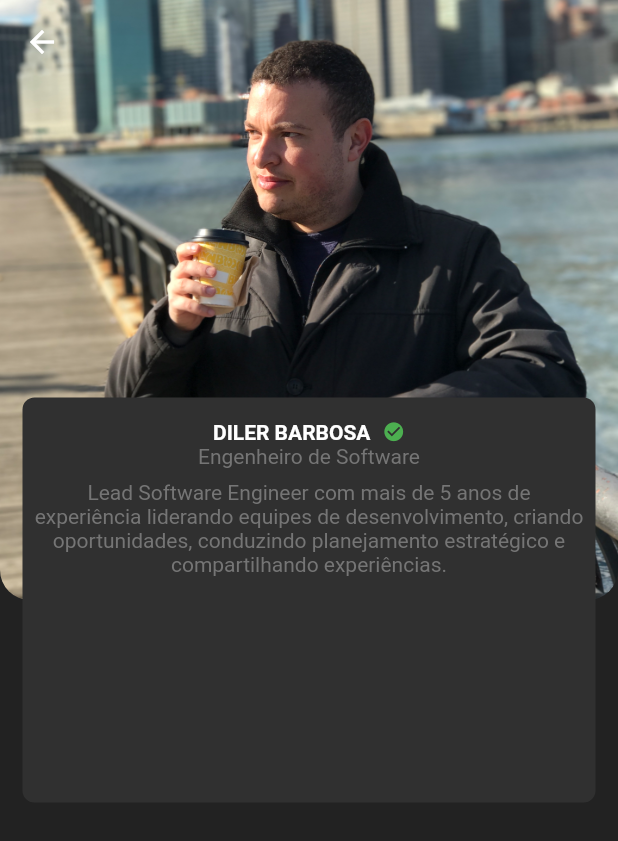
After one commit to dbarbos/bo_challenge, a Flutter app: the AboutScreen screen opened directly, on a phone screen of 412 x 824 dp. The commit adds this screen. Shown: the top 841 px of the screen. Run offline on Flutter 3.47's test engine with Material 2 defaults, Android fonts, the light colour scheme and no system bars; our stand-ins replace adaptive_dialog, flutter_mobx, google_fonts, material_design_icons_flutter, mobx, rflutter_alert; generated files the repository leaves out were written again.

Commit message:
created profile screen

```diff
--- /dev/null
+++ b/lib/screens/about/about_screen.dart
@@ -0,0 +1,100 @@
+import 'package:flutter/material.dart';
+
+class AboutScreen extends StatefulWidget {
+  @override
+  _AboutScreenState createState() => _AboutScreenState();
+}
+
+class _AboutScreenState extends State<AboutScreen> {
+  @override
+  Widget build(BuildContext context) {
+    return Scaffold(
+      appBar: AppBar(
+        backgroundColor: Colors.transparent,
+        iconTheme: IconThemeData(
+          color: Colors.white,
+        ),
+        elevation: 0,
+      ),
+      extendBodyBehindAppBar: true,
+      backgroundColor: Colors.black87,
+      body: Container(
+        width: double.infinity,
+        height: double.infinity,
+        child: SingleChildScrollView(
+          child: Stack(
+            children: [
+              ClipRRect(
+                borderRadius: BorderRadius.only(
+                  bottomLeft: Radius.circular(20),
+                  bottomRight: Radius.circular(20),
+                ),
+                child: Image.asset(
+                  "assets/about/profile.JPG",
+                  width: double.infinity,
+                  height: 400,
+                  fit: BoxFit.cover,
+                  gaplessPlayback: true,
+                ),
+              ),
+              Column(
+                children: [
+                  SizedBox(
+                    height: 250,
+                  ),
+                  Container(
+                    width: double.infinity,
+                    height: 300,
+                    padding: const EdgeInsets.all(15),
+                    child: Container(
+                      decoration: BoxDecoration(
+                          borderRadius: BorderRadius.circular(8),
+                          color: Colors.grey[850]),
+                      child: Column(
+                        children: [
+                          Padding(
+                            padding: const EdgeInsets.only(top: 15),
+                            child: Row(
+                              mainAxisAlignment: MainAxisAlignment.center,
+                              children: [
+                                Text(
+                                  "DILER BARBOSA",
+                                  style: TextStyle(
+                                    color: Colors.white,
+                                    fontWeight: FontWeight.bold,
+                                  ),
+                                ),
+                                SizedBox(width: 8),
+                                Icon(
+                                  Icons.check_circle,
+                                  color: Colors.green,
+                                  size: 15,
+                                )
+                              ],
+                            ),
+                          ),
+                          Text(
+                            "Engenheiro de Software",
+                            style: TextStyle(color: Colors.grey[600]),
+                          ),
+                          Padding(
+                            padding: const EdgeInsets.all(8.0),
+                            child: Text(
+                              "Lead Software Engineer com mais de 5 anos de experiência liderando equipes de desenvolvimento, criando oportunidades, conduzindo planejamento estratégico e compartilhando experiências.",
+                              style: TextStyle(color: Colors.grey[600]),
+                              textAlign: TextAlign.center,
+                            ),
+                          ),
+                        ],
+                      ),
+                    ),
+                  )
+                ],
+              ),
+            ],
+          ),
+        ),
+      ),
+    );
+  }
+}
--- a/lib/screens/main_tab/main_tab_screen.dart
+++ b/lib/screens/main_tab/main_tab_screen.dart
@@ -1,4 +1,5 @@
 import 'dart:async';
+import 'package:boti_challenge/screens/about/about_screen.dart';
 import 'package:boti_challenge/screens/home/home_screen.dart';
 import 'package:boti_challenge/screens/mural_screen/mural_screen.dart';
 import 'package:flutter/material.dart';
@@ -25,7 +26,7 @@ class _MainTabScreenState extends State<MainTabScreen>
     return [
       HomeScreen(),
       MuralScreen(),
-      Container(),
+      AboutScreen(),
     ];
   }
 
--- a/pubspec.yaml
+++ b/pubspec.yaml
@@ -59,6 +59,7 @@ flutter:
   assets:
     - assets/images/
     - assets/avatars/
+    - assets/about/
   #   - images/a_dot_ham.jpeg
 
   # An image asset can refer to one or more resolution-specific "variants", see
```
Also changed, not shown: assets/about/profile.JPG (added).
